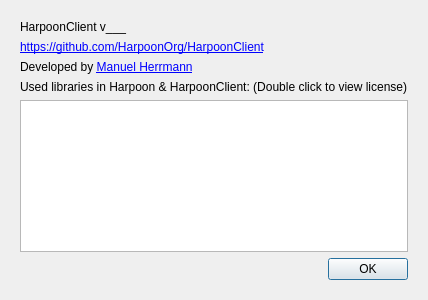
The window that ui_forms/about.ui (0x17de/HarpoonClient) describes before a commit, drawn with Qt 5.
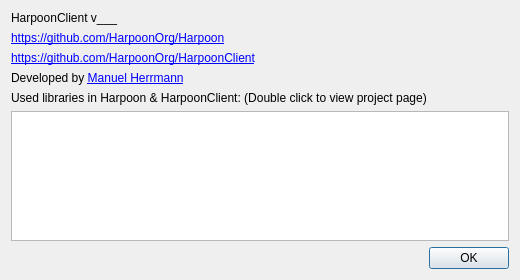
The same window after the commit.

Commit message: about dialog working

```diff
--- a/ui_forms/about.ui
+++ b/ui_forms/about.ui
@@ -6,26 +6,14 @@
    <rect>
     <x>0</x>
     <y>0</y>
-    <width>420</width>
-    <height>300</height>
+    <width>520</width>
+    <height>280</height>
    </rect>
   </property>
   <property name="windowTitle">
    <string>Dialog</string>
   </property>
   <layout class="QVBoxLayout" name="verticalLayout">
-   <property name="leftMargin">
-    <number>20</number>
-   </property>
-   <property name="topMargin">
-    <number>20</number>
-   </property>
-   <property name="rightMargin">
-    <number>20</number>
-   </property>
-   <property name="bottomMargin">
-    <number>20</number>
-   </property>
    <item>
     <widget class="QLabel" name="label">
      <property name="text">
@@ -33,6 +21,16 @@
      </property>
     </widget>
    </item>
+   <item>
+    <widget class="QLabel" name="label_5">
+     <property name="text">
+      <string>&lt;html&gt;&lt;head/&gt;&lt;body&gt;&lt;p&gt;&lt;a href=&quot;https://github.com/HarpoonOrg/Harpoon&quot;&gt;&lt;span style=&quot; text-decoration: underline; color:#0000ff;&quot;&gt;https://github.com/HarpoonOrg/Harpoon&lt;/span&gt;&lt;/a&gt;&lt;/p&gt;&lt;/body&gt;&lt;/html&gt;</string>
+     </property>
+     <property name="openExternalLinks">
+      <bool>true</bool>
+     </property>
+    </widget>
+   </item>
    <item>
     <widget class="QLabel" name="label_2">
      <property name="text">
@@ -56,7 +54,7 @@
    <item>
     <widget class="QLabel" name="label_4">
      <property name="text">
-      <string>Used libraries in Harpoon &amp; HarpoonClient: (Double click to view license)</string>
+      <string>Used libraries in Harpoon &amp; HarpoonClient: (Double click to view project page)</string>
      </property>
     </widget>
    </item>
```
Left out of the diff: 19 changed lines with no effect on the pictures. The commit also changes 5 other files.
